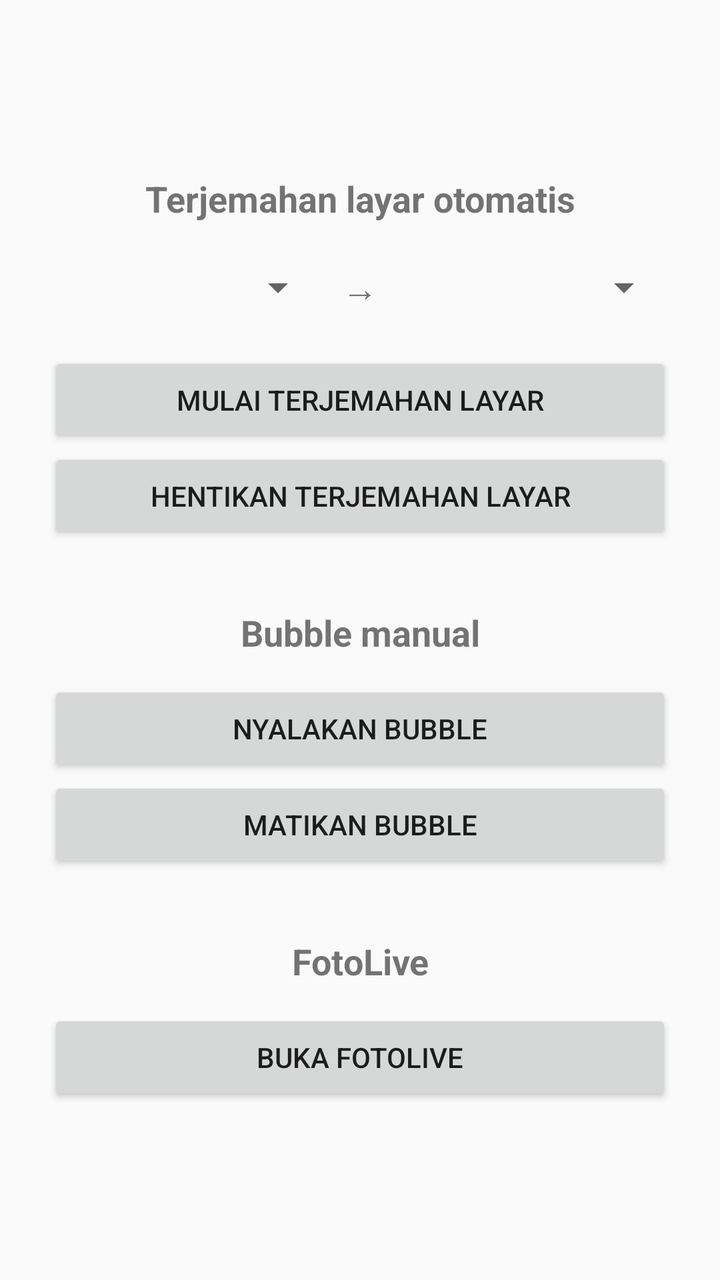
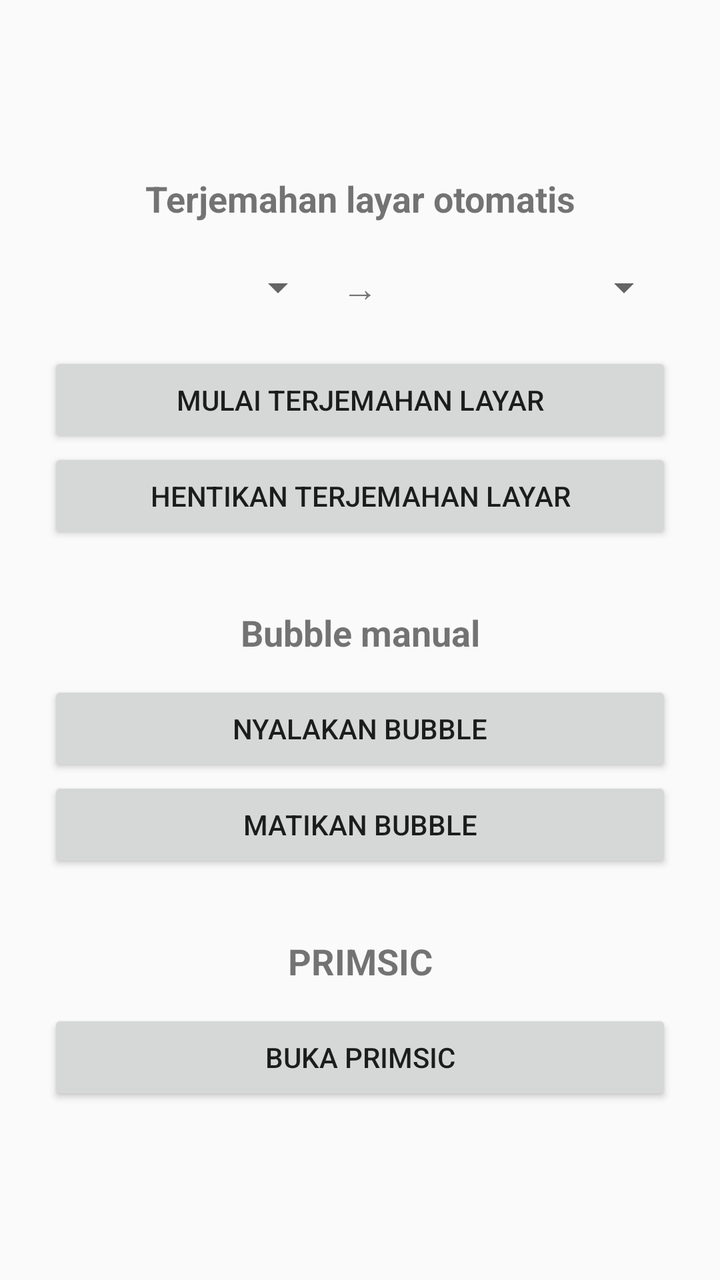

The first picture is an Android layout as it rendered before a commit; the second is the same layout after the commit. The layout source and the unified diff follow.
<!-- AndroidManifest.xml: application theme Theme.AppCompat.Light.DarkActionBar -->
<!-- res/layout/activity_main.xml -->
<ScrollView xmlns:android="http://schemas.android.com/apk/res/android"
    android:layout_width="match_parent"
    android:layout_height="match_parent"
    android:fillViewport="true">

    <LinearLayout
        android:layout_width="match_parent"
        android:layout_height="wrap_content"
        android:gravity="center"
        android:orientation="vertical"
        android:padding="24dp">

        <TextView
            android:layout_width="match_parent"
            android:layout_height="wrap_content"
            android:gravity="center"
            android:text="Terjemahan layar otomatis"
            android:textSize="18sp"
            android:textStyle="bold" />

        <LinearLayout
            android:layout_width="match_parent"
            android:layout_height="wrap_content"
            android:layout_marginTop="12dp"
            android:gravity="center_vertical"
            android:orientation="horizontal">

            <Spinner
                android:id="@+id/spinScreenSrc"
                android:layout_width="0dp"
                android:layout_height="wrap_content"
                android:layout_weight="1" />

            <TextView
                android:layout_width="wrap_content"
                android:layout_height="wrap_content"
                android:padding="8dp"
                android:text="→"
                android:textSize="18sp" />

            <Spinner
                android:id="@+id/spinScreenTgt"
                android:layout_width="0dp"
                android:layout_height="wrap_content"
                android:layout_weight="1" />
        </LinearLayout>

        <Button
            android:id="@+id/btnScreenStart"
            android:layout_width="match_parent"
            android:layout_height="wrap_content"
            android:layout_marginTop="12dp"
            android:text="Mulai terjemahan layar" />

        <Button
            android:id="@+id/btnScreenStop"
            android:layout_width="match_parent"
            android:layout_height="wrap_content"
            android:text="Hentikan terjemahan layar" />

        <TextView
            android:layout_width="match_parent"
            android:layout_height="wrap_content"
            android:layout_marginTop="32dp"
            android:gravity="center"
            android:text="Bubble manual"
            android:textSize="18sp"
            android:textStyle="bold" />

        <Button
            android:id="@+id/btnStart"
            android:layout_width="match_parent"
            android:layout_height="wrap_content"
            android:layout_marginTop="12dp"
            android:text="Nyalakan bubble" />

        <Button
            android:id="@+id/btnStop"
            android:layout_width="match_parent"
            android:layout_height="wrap_content"
            android:text="Matikan bubble" />

        <TextView
            android:layout_width="match_parent"
            android:layout_height="wrap_content"
            android:layout_marginTop="32dp"
            android:gravity="center"
            android:text="FotoLive"
            android:textSize="18sp"
            android:textStyle="bold" />

        <Button
            android:id="@+id/btnFotoLive"
            android:layout_width="match_parent"
            android:layout_height="wrap_content"
            android:layout_marginTop="12dp"
            android:text="Buka FotoLive" />
    </LinearLayout>
</ScrollView>
<!-- resources referenced by this layout -->
<resources>

</resources>

<!-- the commit's change to res/layout/activity_main.xml (unified diff, before → after) -->
@@ -85,15 +85,15 @@
             android:layout_height="wrap_content"
             android:layout_marginTop="32dp"
             android:gravity="center"
-            android:text="FotoLive"
+            android:text="PRIMSIC"
             android:textSize="18sp"
             android:textStyle="bold" />
 
         <Button
-            android:id="@+id/btnFotoLive"
+            android:id="@+id/btnPrimsic"
             android:layout_width="match_parent"
             android:layout_height="wrap_content"
             android:layout_marginTop="12dp"
-            android:text="Buka FotoLive" />
+            android:text="Buka PRIMSIC" />
     </LinearLayout>
 </ScrollView>
